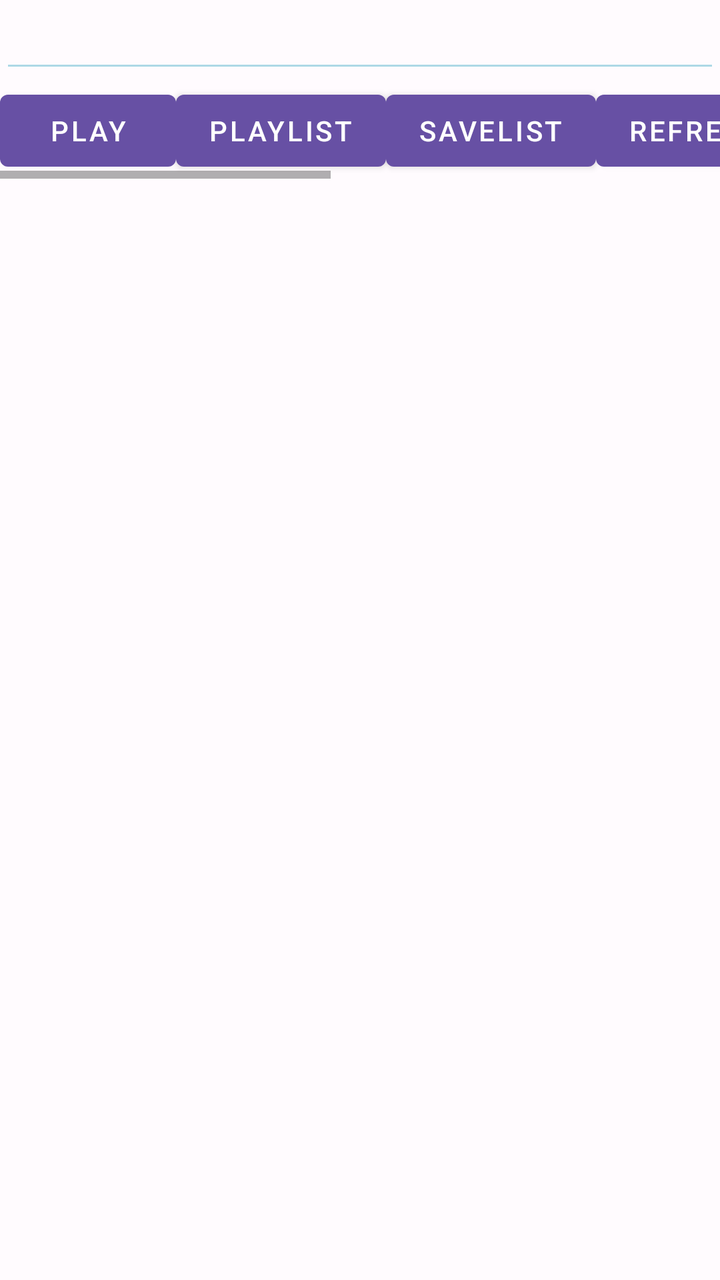
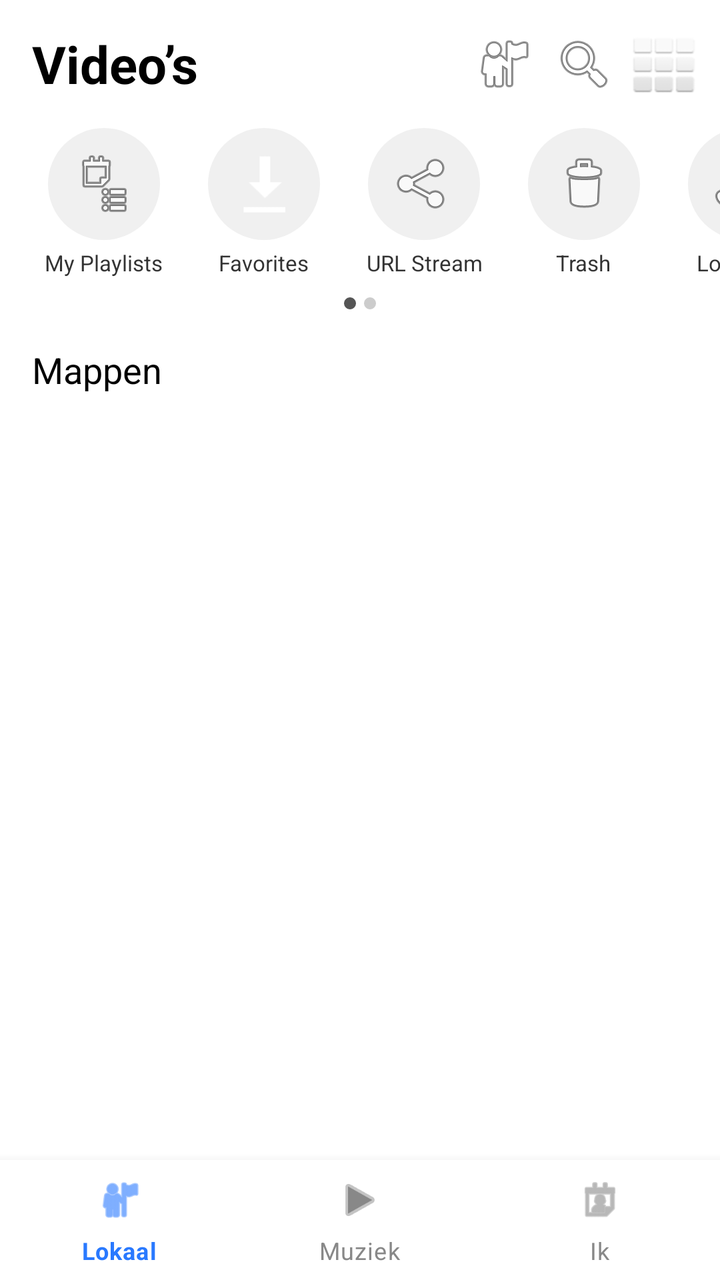

The first picture is an Android layout as it rendered before a commit; the second is the same layout after the commit. The layout source and the unified diff follow.
<!-- AndroidManifest.xml: application theme AppTheme -->
<!-- res/layout/activity_main.xml -->
<?xml version="1.0" encoding="utf-8"?>
<LinearLayout
    xmlns:android="http://schemas.android.com/apk/res/android"
    xmlns:app="http://schemas.android.com/apk/res-auto"
    xmlns:tools="http://schemas.android.com/tools"
    android:id="@+id/layout_main"
    android:layout_width="match_parent"
    android:layout_height="match_parent"
    android:orientation="vertical"
    android:gravity="top">

    <EditText
      android:id="@+id/edit_url"
      android:backgroundTint="@color/lightBlue"
      android:layout_width="fill_parent"
      android:layout_height="wrap_content" />
      
   <HorizontalScrollView
    android:layout_width="match_parent"
    android:layout_height="wrap_content">
   
    <LinearLayout
        android:layout_width="match_parent"
        android:layout_height="wrap_content"
        android:orientation="horizontal"
        android:gravity="center">
      
        <Button android:id="@+id/button_play"
          android:layout_width="wrap_content"
          android:layout_height="wrap_content"
          android:text="Play" />
		  
		    <Button android:id="@+id/button_playlist"
          android:layout_width="wrap_content"
          android:layout_height="wrap_content"
          android:text="PlayList" />
          
          <Button android:id="@+id/button_savelist"
          android:layout_width="wrap_content"
          android:layout_height="wrap_content"
          android:text="SaveList" />
          
        <Button android:id="@+id/button_refresh"
          android:layout_width="wrap_content"
          android:layout_height="wrap_content"
          android:text="Refresh" />
          
        <Button android:id="@+id/button_save"
          android:layout_width="wrap_content"
          android:layout_height="wrap_content"
          android:text="Save" />
          
        <Button android:id="@+id/button_restore"
          android:layout_width="wrap_content"
          android:layout_height="wrap_content"
          android:text="Restore" />
          
        <Button android:id="@+id/button_new_main_activity"
          android:layout_width="wrap_content"
          android:layout_height="wrap_content"
          android:text="program" />
          
        <Button android:id="@+id/button_exit"
          android:layout_width="wrap_content"
          android:layout_height="wrap_content"
          android:text="Exit" />
          
    </LinearLayout>
    </HorizontalScrollView>
    
    <LinearLayout
        android:layout_width="match_parent"
        android:layout_height="match_parent"
        android:orientation="vertical"
        android:gravity="center">
      
        <androidx.recyclerview.widget.RecyclerView
          android:id="@+id/recyclerView"
          android:layout_width="match_parent"
          android:layout_height="match_parent"
          tools:listitem="@layout/item_text" />
      
    </LinearLayout>  
      
    
</LinearLayout>
<!-- res/layout/item_text.xml (included above) -->
<LinearLayout
    xmlns:android="http://schemas.android.com/apk/res/android"
    android:layout_width="match_parent"
    android:layout_height="wrap_content"
    android:orientation="vertical"
    android:padding="16dp">

    <TextView
        android:id="@+id/textView"
        android:layout_width="match_parent"
        android:layout_height="wrap_content"
        android:textColor="@color/lightBlue"
        android:textSize="16sp" />
</LinearLayout>
<!-- resources referenced by this layout -->
<resources>
  <color name="lightBlue">#ADD8E6</color>
  <color name="md_theme_light_primary">#6750A4</color>
  <color name="md_theme_light_onPrimary">#FFFFFF</color>
  <color name="md_theme_light_primaryContainer">#EADDFF</color>
  <color name="md_theme_light_onPrimaryContainer">#21005D</color>
  <color name="md_theme_light_secondary">#625B71</color>
  <color name="md_theme_light_onSecondary">#FFFFFF</color>
  <color name="md_theme_light_secondaryContainer">#E8DEF8</color>
  <color name="md_theme_light_onSecondaryContainer">#1D192B</color>
  <color name="md_theme_light_tertiary">#7D5260</color>
  <color name="md_theme_light_onTertiary">#FFFFFF</color>
  <color name="md_theme_light_tertiaryContainer">#FFD8E4</color>
  <color name="md_theme_light_onTertiaryContainer">#31111D</color>
  <color name="md_theme_light_error">#B3261E</color>
  <color name="md_theme_light_onError">#FFFFFF</color>
  <color name="md_theme_light_errorContainer">#F9DEDC</color>
  <color name="md_theme_light_onErrorContainer">#410E0B</color>
  <color name="md_theme_light_outline">#79747E</color>
  <color name="md_theme_light_background">#FFFBFE</color>
  <color name="md_theme_light_onBackground">#1C1B1F</color>
  <color name="md_theme_light_surface">#FFFBFE</color>
  <color name="md_theme_light_onSurface">#1C1B1F</color>
  <color name="md_theme_light_surfaceVariant">#E7E0EC</color>
  <color name="md_theme_light_onSurfaceVariant">#49454F</color>
  <color name="md_theme_light_inverseSurface">#313033</color>
  <color name="md_theme_light_inverseOnSurface">#F4EFF4</color>
  <color name="md_theme_light_inversePrimary">#D0BCFF</color>
  <!-- unchanged entries left out for length: 1 -->
</resources>

<!-- the commit's change to res/layout/activity_main.xml (unified diff, before → after) -->
@@ -1,101 +1,212 @@
 <?xml version="1.0" encoding="utf-8"?>
-<LinearLayout
+<androidx.coordinatorlayout.widget.CoordinatorLayout
     xmlns:android="http://schemas.android.com/apk/res/android"
     xmlns:app="http://schemas.android.com/apk/res-auto"
-    xmlns:tools="http://schemas.android.com/tools"
-    android:id="@+id/layout_main"
     android:layout_width="match_parent"
     android:layout_height="match_parent"
-    android:orientation="vertical"
-    android:gravity="top">
-
-    <EditText
-      android:id="@+id/edit_url"
-      android:backgroundTint="@color/lightBlue"
-      android:layout_width="fill_parent"
-      android:layout_height="wrap_content" />
-      
-   <HorizontalScrollView
-    android:layout_width="match_parent"
-    android:layout_height="wrap_content">
-   
-    <LinearLayout
-        android:layout_width="match_parent"
-        android:layout_height="wrap_content"
-        android:orientation="horizontal"
-        android:gravity="center">
-      
-        <Button android:id="@+id/button_play"
-          android:layout_width="wrap_content"
-          android:layout_height="wrap_content"
-          android:text="Play" />
-		  
-		    <Button android:id="@+id/button_playlist"
-          android:layout_width="wrap_content"
-          android:layout_height="wrap_content"
-          android:text="PlayList" />
-          
-          <Button android:id="@+id/button_savelist"
-          android:layout_width="wrap_content"
-          android:layout_height="wrap_content"
-          android:text="SaveList" />
-          
-        <Button android:id="@+id/button_refresh"
-          android:layout_width="wrap_content"
-          android:layout_height="wrap_content"
-          android:text="Refresh" />
-          
-        <Button android:id="@+id/button_save"
-          android:layout_width="wrap_content"
-          android:layout_height="wrap_content"
-          android:text="Save" />
-          
-        <Button android:id="@+id/button_restore"
-          android:layout_width="wrap_content"
-          android:layout_height="wrap_content"
-          android:text="Restore" />
-          
-        <Button android:id="@+id/button_new_main_activity"
-          android:layout_width="wrap_content"
-          android:layout_height="wrap_content"
-          android:text="program" />
-          
-        <Button android:id="@+id/button_exit"
-          android:layout_width="wrap_content"
-          android:layout_height="wrap_content"
-          android:text="Exit" />
-          
-    </LinearLayout>
-    </HorizontalScrollView>
-    
+    android:background="#FFFFFF">
+
     <LinearLayout
         android:layout_width="match_parent"
         android:layout_height="match_parent"
         android:orientation="vertical"
-        android:gravity="center">
-      
+        android:layout_marginBottom="60dp">
+
+        
+        <LinearLayout
+            android:layout_width="match_parent"
+            android:layout_height="wrap_content"
+            android:orientation="horizontal"
+            android:gravity="center_vertical"
+            android:paddingStart="16dp"
+            android:paddingEnd="8dp"
+            android:paddingTop="12dp"
+            android:paddingBottom="8dp">
+
+            <TextView
+                android:id="@+id/tvTitle"
+                android:layout_width="0dp"
+                android:layout_height="wrap_content"
+                android:layout_weight="1"
+                android:text="Video&#x2019;s"
+                android:textSize="26sp"
+                android:textStyle="bold"
+                android:textColor="#000000" />
+
+            <ImageButton
+                android:id="@+id/btnFolder"
+                android:layout_width="40dp"
+                android:layout_height="40dp"
+                android:src="@android:drawable/ic_menu_myplaces"
+                android:background="?attr/selectableItemBackgroundBorderless"
+                android:contentDescription="Folder" />
+
+            <ImageButton
+                android:id="@+id/btnSearch"
+                android:layout_width="40dp"
+                android:layout_height="40dp"
+                android:src="@android:drawable/ic_menu_search"
+                android:background="?attr/selectableItemBackgroundBorderless"
+                android:contentDescription="Search" />
+
+            <ImageButton
+                android:id="@+id/btnLayoutToggle"
+                android:layout_width="40dp"
+                android:layout_height="40dp"
+                android:src="@android:drawable/ic_dialog_dialer"
+                android:background="?attr/selectableItemBackgroundBorderless"
+                android:contentDescription="Layout toggle" />
+
+        </LinearLayout>
+
+        
+        <HorizontalScrollView
+            android:layout_width="match_parent"
+            android:layout_height="wrap_content"
+            android:scrollbars="none"
+            android:paddingTop="4dp"
+            android:paddingBottom="4dp">
+
+            <LinearLayout
+                android:id="@+id/llCategories"
+                android:layout_width="wrap_content"
+                android:layout_height="wrap_content"
+                android:orientation="horizontal"
+                android:paddingStart="16dp"
+                android:paddingEnd="16dp">
+
+                
+
+                <LinearLayout android:id="@+id/categoryPlaylists"
+                    android:layout_width="72dp" android:layout_height="wrap_content"
+                    android:orientation="vertical" android:gravity="center"
+                    android:layout_marginEnd="8dp"
+                    android:background="?attr/selectableItemBackgroundBorderless"
+                    android:clickable="true" android:focusable="true">
+                    <ImageView android:layout_width="56dp" android:layout_height="56dp"
+                        android:src="@android:drawable/ic_menu_agenda"
+                        android:background="@drawable/category_icon_bg"
+                        android:padding="12dp" android:contentDescription="My Playlists" />
+                    <TextView android:layout_width="wrap_content" android:layout_height="wrap_content"
+                        android:text="My Playlists" android:textSize="11sp" android:textColor="#333333"
+                        android:gravity="center" android:layout_marginTop="4dp" />
+                </LinearLayout>
+
+                <LinearLayout android:id="@+id/categoryStatusSaver"
+                    android:layout_width="72dp" android:layout_height="wrap_content"
+                    android:orientation="vertical" android:gravity="center"
+                    android:layout_marginEnd="8dp"
+                    android:background="?attr/selectableItemBackgroundBorderless"
+                    android:clickable="true" android:focusable="true">
+                    <ImageView android:layout_width="56dp" android:layout_height="56dp"
+                        android:src="@android:drawable/stat_sys_download_done"
+                        android:background="@drawable/category_icon_bg"
+                        android:padding="12dp" android:contentDescription="Favorites" />
+                    <TextView android:layout_width="wrap_content" android:layout_height="wrap_content"
+                        android:text="Favorites" android:textSize="11sp" android:textColor="#333333"
+                        android:gravity="center" android:layout_marginTop="4dp" />
+                </LinearLayout>
+
+                <LinearLayout android:id="@+id/categoryUrlStream"
+                    android:layout_width="72dp" android:layout_height="wrap_content"
+                    android:orientation="vertical" android:gravity="center"
+                    android:layout_marginEnd="8dp"
+                    android:background="?attr/selectableItemBackgroundBorderless"
+                    android:clickable="true" android:focusable="true">
+                    <ImageView android:layout_width="56dp" android:layout_height="56dp"
+                        android:src="@android:drawable/ic_menu_share"
+                        android:background="@drawable/category_icon_bg"
+                        android:padding="12dp" android:contentDescription="URL Stream" />
+                    <TextView android:layout_width="wrap_content" android:layout_height="wrap_content"
+                        android:text="URL Stream" android:textSize="11sp" android:textColor="#333333"
+                        android:gravity="center" android:layout_marginTop="4dp" />
+                </LinearLayout>
+
+                <LinearLayout android:id="@+id/categoryCleaner"
+                    android:layout_width="72dp" android:layout_height="wrap_content"
+                    android:orientation="vertical" android:gravity="center"
+                    android:layout_marginEnd="8dp"
+                    android:background="?attr/selectableItemBackgroundBorderless"
+                    android:clickable="true" android:focusable="true">
+                    <ImageView android:layout_width="56dp" android:layout_height="56dp"
+                        android:src="@android:drawable/ic_menu_delete"
+                        android:background="@drawable/category_icon_bg"
+                        android:padding="12dp" android:contentDescription="Trash" />
+                    <TextView android:layout_width="wrap_content" android:layout_height="wrap_content"
+                        android:text="Trash" android:textSize="11sp" android:textColor="#333333"
+                        android:gravity="center" android:layout_marginTop="4dp" />
+                </LinearLayout>
+
+                <LinearLayout android:id="@+id/categoryLocalNet"
+                    android:layout_width="72dp" android:layout_height="wrap_content"
+                    android:orientation="vertical" android:gravity="center"
+                    android:layout_marginEnd="8dp"
+                    android:background="?attr/selectableItemBackgroundBorderless"
+                    android:clickable="true" android:focusable="true">
+                    <ImageView android:layout_width="56dp" android:layout_height="56dp"
+                        android:src="@android:drawable/ic_menu_manage"
+                        android:background="@drawable/category_icon_bg"
+                        android:padding="12dp" android:contentDescription="Settings" />
+                    <TextView android:layout_width="wrap_content" android:layout_height="wrap_content"
+                        android:text="Local Net" android:textSize="11sp" android:textColor="#333333"
+                        android:gravity="center" android:layout_marginTop="4dp" />
+                </LinearLayout>
+                
+            </LinearLayout>
+        </HorizontalScrollView>
+
+        
+        <LinearLayout
+            android:layout_width="wrap_content"
+            android:layout_height="wrap_content"
+            android:orientation="horizontal"
+            android:layout_gravity="center_horizontal"
+            android:layout_marginTop="6dp"
+            android:layout_marginBottom="6dp">
+            <View android:layout_width="6dp" android:layout_height="6dp"
+                android:background="@drawable/dot_active" android:layout_marginEnd="4dp" />
+            <View android:layout_width="6dp" android:layout_height="6dp"
+                android:background="@drawable/dot_inactive" />
+        </LinearLayout>
+
+        
+        
+
+        
+        <TextView
+            android:id="@+id/tvFoldersLabel"
+            android:layout_width="wrap_content"
+            android:layout_height="wrap_content"
+            android:text="Mappen"
+            android:textSize="18sp"
+            android:textColor="#000000"
+            android:paddingStart="16dp"
+            android:paddingEnd="16dp"
+            android:paddingTop="12dp"
+            android:paddingBottom="8dp" />
+
+        
         <androidx.recyclerview.widget.RecyclerView
-          android:id="@+id/recyclerView"
-          android:layout_width="match_parent"
-          android:layout_height="match_parent"
-          tools:listitem="@layout/item_text" />
-      
-    </LinearLayout>  
-      
+            android:id="@+id/rvFolders"
+            android:layout_width="match_parent"
+            android:layout_height="0dp"
+            android:layout_weight="1"
+            android:clipToPadding="false"
+            android:paddingBottom="8dp" />
+
+    </LinearLayout>
+
     
-</LinearLayout>
-<!-- res/layout/item_text.xml (included above) -->
-<LinearLayout
-    xmlns:android="http://schemas.android.com/apk/res/android"
-    android:layout_width="match_parent"
-    android:layout_height="wrap_content"
-    android:orientation="vertical"
-    android:padding="16dp">
-
-    <TextView
-        android:id="@+id/textView"
+    <com.google.android.material.bottomnavigation.BottomNavigationView
+        android:id="@+id/bottomNav"
         android:layout_width="match_parent"
-        android:layout_height="wrap_content"
-        android:textColor="@color/lightBlue"
-        android:textSize="16sp" />
-</LinearLayout>
+        android:layout_height="60dp"
+        android:layout_gravity="bottom"
+        android:background="#FFFFFF"
+        app:elevation="8dp"
+        app:itemIconTint="@drawable/bottom_nav_selector"
+        app:itemTextColor="@drawable/bottom_nav_selector"
+        app:labelVisibilityMode="labeled"
+        app:menu="@menu/bottom_nav_menu" />
+
+</androidx.coordinatorlayout.widget.CoordinatorLayout>
<!-- resource entries referenced after the edit -->
@@ -1,6 +1,26 @@
 <!-- resources referenced by this layout -->
 <resources>
-  <color name="lightBlue">#ADD8E6</color>
+  <!-- drawable bottom_nav_selector (drawable) -->
+  <?xml version="1.0" encoding="utf-8"?>
+  <selector xmlns:android="http://schemas.android.com/apk/res/android">
+      <item android:color="#2979FF" android:state_checked="true" />
+      <item android:color="#888888" />
+  </selector>
+  <!-- drawable category_icon_bg (drawable) -->
+  <?xml version="1.0" encoding="utf-8"?>
+  <shape xmlns:android="http://schemas.android.com/apk/res/android" android:shape="oval">
+      <solid android:color="#F0F0F0" />
+  </shape>
+  <!-- drawable dot_active (drawable) -->
+  <?xml version="1.0" encoding="utf-8"?>
+  <shape xmlns:android="http://schemas.android.com/apk/res/android" android:shape="oval">
+      <solid android:color="#555555" />
+  </shape>
+  <!-- drawable dot_inactive (drawable) -->
+  <?xml version="1.0" encoding="utf-8"?>
+  <shape xmlns:android="http://schemas.android.com/apk/res/android" android:shape="oval">
+      <solid android:color="#CCCCCC" />
+  </shape>
   <color name="md_theme_light_primary">#6750A4</color>
   <color name="md_theme_light_onPrimary">#FFFFFF</color>
   <color name="md_theme_light_primaryContainer">#EADDFF</color>
